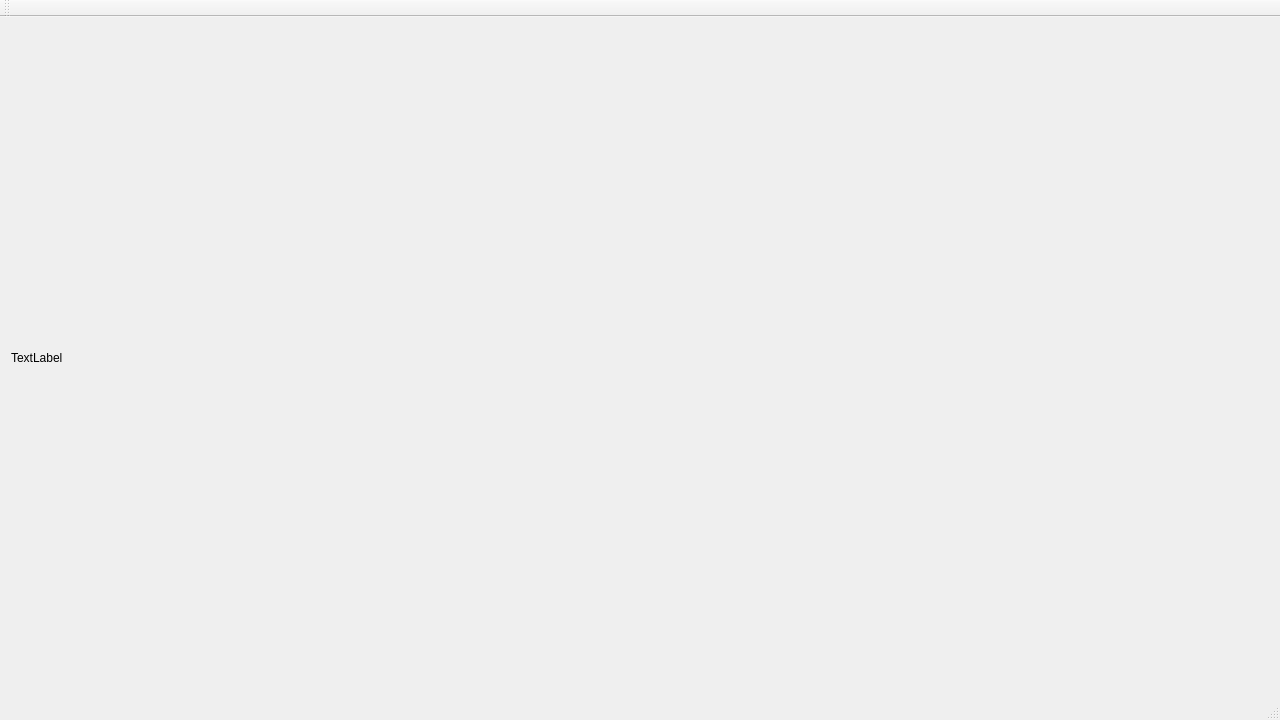
This is FaceScanKinect/mainwindow.ui in swenninger/FaceScanning as Qt 5 draws it before an edit. The edited form follows.
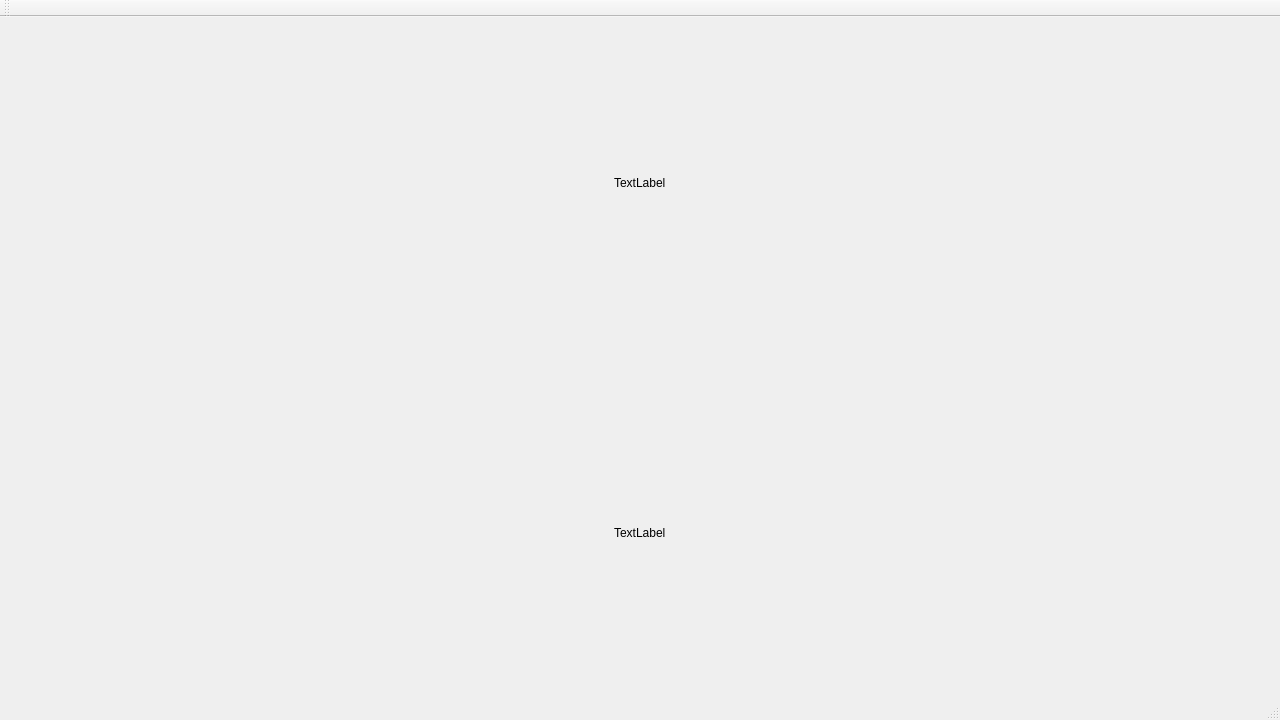
This is the edited form.

Commit message: Depth Frame Display * Convert from 16bit to 8bit image for display * New Layout and Label to display depth buffer

```diff
--- a/FaceScanKinect/mainwindow.ui
+++ b/FaceScanKinect/mainwindow.ui
@@ -29,8 +29,24 @@
    <layout class="QVBoxLayout" name="verticalLayout_2">
     <item>
      <layout class="QVBoxLayout" name="verticalLayout">
-      <item>
-       <widget class="QLabel" name="colorLabel">
+      <property name="spacing">
+       <number>40</number>
+      </property>
+      <item alignment="Qt::AlignHCenter">
+       <widget class="QLabel" name="depthDisplay">
+        <property name="sizePolicy">
+         <sizepolicy hsizetype="Expanding" vsizetype="Expanding">
+          <horstretch>0</horstretch>
+          <verstretch>0</verstretch>
+         </sizepolicy>
+        </property>
+        <property name="text">
+         <string>TextLabel</string>
+        </property>
+       </widget>
+      </item>
+      <item alignment="Qt::AlignHCenter">
+       <widget class="QLabel" name="colorDisplay">
         <property name="sizePolicy">
          <sizepolicy hsizetype="Expanding" vsizetype="Expanding">
           <horstretch>0</horstretch>
```
The commit also changes 4 other files.
